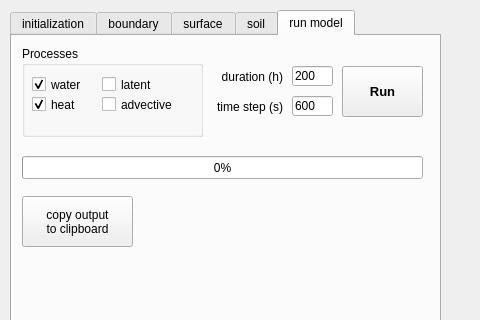
Qt form bin/HEAT1D/mainwindow.ui (ARPA-SIMC/CRITERIA1D) before a commit; both pictures show x 0 to 480 and y 0 to 320 of the 1118 by 552 pixel window.
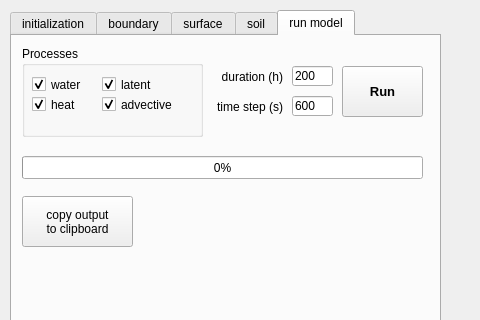
The same form after that commit.

```diff
--- a/bin/HEAT1D/mainwindow.ui
+++ b/bin/HEAT1D/mainwindow.ui
@@ -1077,7 +1077,7 @@
         <string>latent</string>
        </property>
        <property name="checked">
-        <bool>false</bool>
+        <bool>true</bool>
        </property>
       </widget>
       <widget class="QCheckBox" name="chkBoxAdvective">
@@ -1096,7 +1096,7 @@
         <string>advective</string>
        </property>
        <property name="checked">
-        <bool>false</bool>
+        <bool>true</bool>
        </property>
       </widget>
      </widget>
```
Left out of the diff: 2 changed lines with no effect on the pictures.
